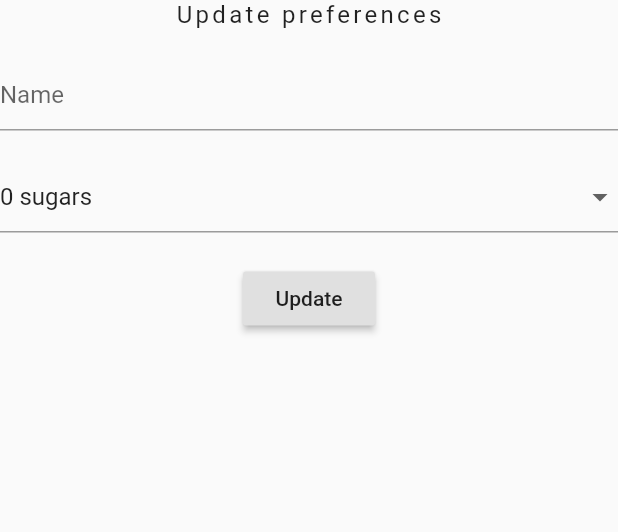
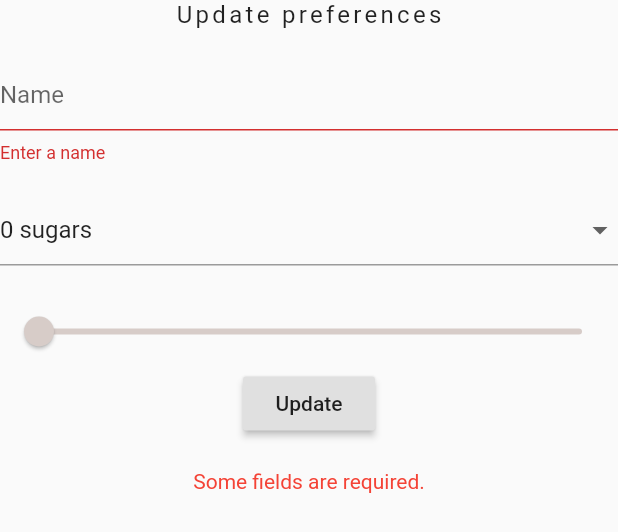
Before and after one commit to nihadhr/Coffee_app, a Flutter app: the Settings widget shown alone on an empty page, opened directly, after a tap on "Update", on a phone screen of 412 x 824 dp. Shown: the top 532 px of the screen. Run offline on Flutter 3.47's test engine with Material 2 defaults, Android fonts, the phone set to English and light mode, and no system bars; our stand-ins replace cloud_firestore, firebase_auth, flutter_spinkit; accounts and stored records are empty; network calls fail.

Commit message:
User preferences update.

```diff
--- a/lib/screens/home/settings.dart
+++ b/lib/screens/home/settings.dart
@@ -1,6 +1,10 @@
+import 'package:coffe_app/models/brew.dart';
+import 'package:coffe_app/models/user.dart';
 import 'package:coffe_app/services/database.dart';
 import 'package:coffe_app/shared/const.dart';
+import 'package:firebase_auth/firebase_auth.dart';
 import 'package:flutter/material.dart';
+import 'package:provider/provider.dart';
 
 class Settings extends StatefulWidget {
   @override
@@ -9,15 +13,16 @@ class Settings extends StatefulWidget {
 
 class _SettingsState extends State<Settings> {
   final _formKey=new GlobalKey<FormState>();
+
   final List<String>sugars=['0','1','2','3','4'];
-  DatabaseService _contextdb=new DatabaseService();
   String _name;
   String _sugars;
-  int _strength;
-
+  String error='';
+  int _strength;  //uzeti iz baze current vrijednosti
 
   @override
   Widget build(BuildContext context) {
+    final user=Provider.of<User>(context);
     return Form(
       key: _formKey,
       child:Column(
@@ -25,6 +30,7 @@ class _SettingsState extends State<Settings> {
         Text('Update preferences',style: TextStyle(fontSize: 16,letterSpacing: 2.2),),
         SizedBox(height: 20),
           TextFormField(
+
             decoration: textInputDecoration.copyWith(hintText: 'Name'),
             validator: (val)=>val.isEmpty? 'Enter a name':null,
             onChanged: (val)=> setState(()=>_name=val)
@@ -41,13 +47,35 @@ class _SettingsState extends State<Settings> {
            });},
           ),
           SizedBox(height: 20),
-          //dropdown
+          //slider
+          Slider(
+            label: 'Strength',
+
+            activeColor: Colors.brown[_strength??100], inactiveColor: Colors.brown[_strength??100],
+              min: 100.0,max: 900.0,divisions:8, value: (_strength??100).toDouble(),
+            onChanged :(val) {setState(() {
+              _strength=val.toInt();
+
+            });},
+          ),
           RaisedButton(
               child: Text('Update'),
               onPressed: ()async{
-                // _contextdb.updateUserData(_sugars, _name, _strength??100);
+                if(_formKey.currentState.validate()){
+                  new DatabaseService(uid:user.uid).update(_sugars, _name, _strength??100);
+                  error='';
+                }
+                else{
+                  setState(() {
+                    error='Some fields are required.';
+                  });
+                }
+
                 //update current user function to implement
           }),
+          SizedBox(height: 20,),
+          Text(error,style: TextStyle(color:Colors.red),),
+
 
       ],
       ),
--- a/lib/services/database.dart
+++ b/lib/services/database.dart
@@ -14,6 +14,13 @@ class DatabaseService{
       'strength':strength
     });
   }
+  Future update(String sugars,String name, int strength) async{
+    return await collection.document(uid).setData({
+      'sugars':sugars,
+      'name':name,
+      'strength':strength
+    });
+  }
   List<Brew> _getBrewList(QuerySnapshot snapshot){
     return snapshot.documents.map((doc){
       return Brew(
@@ -24,6 +31,7 @@ class DatabaseService{
     }).toList();
   }
 
+
   Stream<List<Brew>>get brews{
     return collection.snapshots().map(_getBrewList);
   }
```
